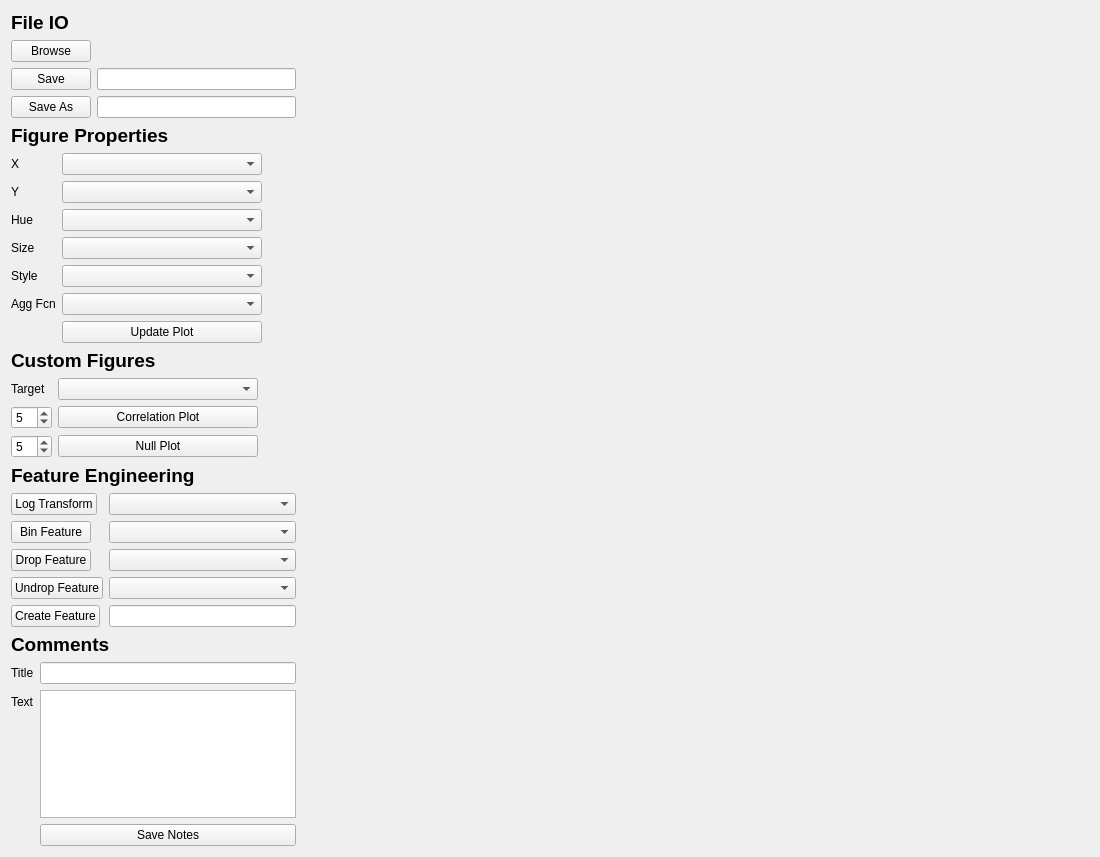
afisher000/Machine-Learning, file GUIs/data_analysis_gui.ui: the form before one commit.
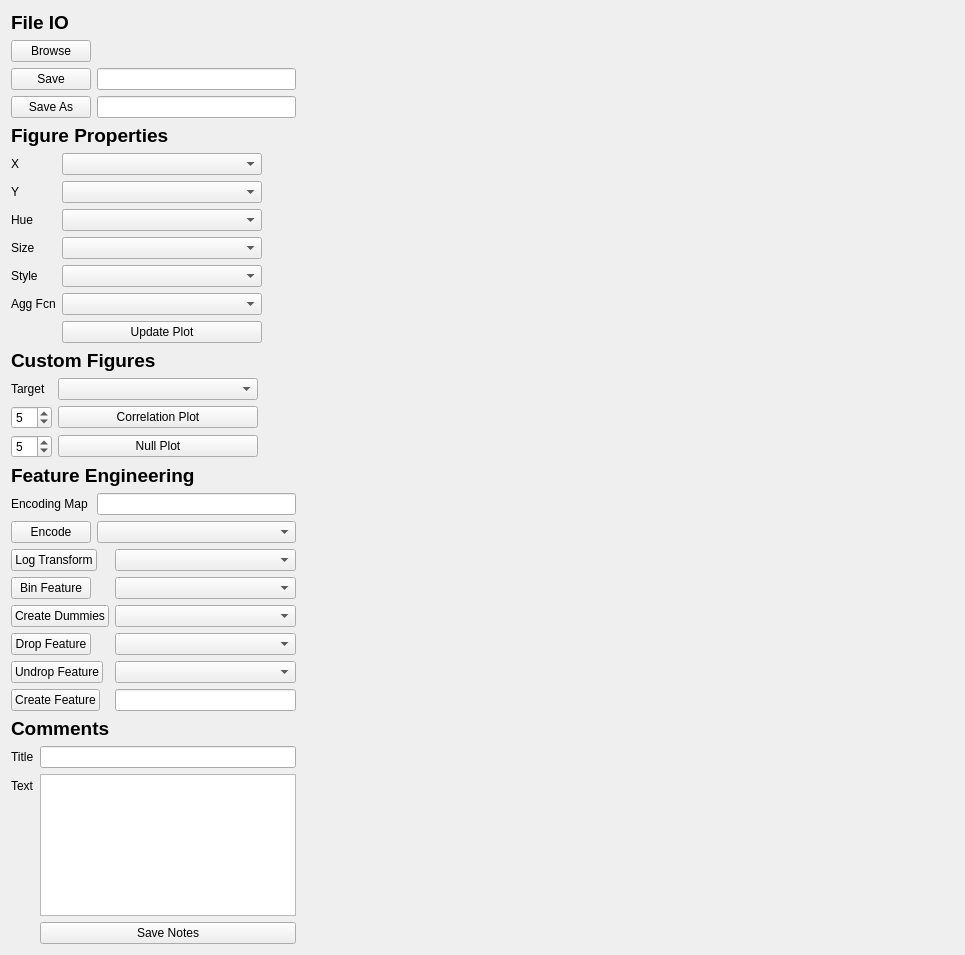
The form after the commit.

What changed in the file:
```diff
--- a/GUIs/data_analysis_gui.ui
+++ b/GUIs/data_analysis_gui.ui
@@ -6,8 +6,8 @@
    <rect>
     <x>0</x>
     <y>0</y>
-    <width>1100</width>
-    <height>857</height>
+    <width>965</width>
+    <height>955</height>
    </rect>
   </property>
   <property name="windowTitle">
@@ -15,7 +15,7 @@
   </property>
   <layout class="QHBoxLayout" name="horizontalLayout" stretch="0,1">
    <item>
-    <layout class="QVBoxLayout" name="verticalLayout_2" stretch="0,1,0,1,0,1,0,1,0,0">
+    <layout class="QVBoxLayout" name="verticalLayout_2" stretch="0,1,0,1,0,1,0,0,0,0,0">
      <item>
       <widget class="QLabel" name="label_4">
        <property name="font">
@@ -313,6 +313,34 @@
        </property>
       </widget>
      </item>
+     <item>
+      <layout class="QVBoxLayout" name="verticalLayout_3">
+       <item>
+        <layout class="QFormLayout" name="formLayout_3">
+         <item row="2" column="0">
+          <widget class="QPushButton" name="encode_button">
+           <property name="text">
+            <string>Encode</string>
+           </property>
+          </widget>
+         </item>
+         <item row="2" column="1">
+          <widget class="QComboBox" name="encode_combobox"/>
+         </item>
+         <item row="1" column="0">
+          <widget class="QLabel" name="label_9">
+           <property name="text">
+            <string>Encoding Map</string>
+           </property>
+          </widget>
+         </item>
+         <item row="1" column="1">
+          <widget class="QLineEdit" name="encode_lineedit"/>
+         </item>
+        </layout>
+       </item>
+      </layout>
+     </item>
      <item>
       <layout class="QFormLayout" name="feature_engr_layout">
        <item row="1" column="0">
@@ -350,13 +378,23 @@
         </widget>
        </item>
        <item row="3" column="0">
+        <widget class="QPushButton" name="dummies_button">
+         <property name="text">
+          <string>Create Dummies</string>
+         </property>
+        </widget>
+       </item>
+       <item row="3" column="1">
+        <widget class="QComboBox" name="dummies_combobox"/>
+       </item>
+       <item row="4" column="0">
         <widget class="QPushButton" name="drop_button">
          <property name="text">
           <string>Drop Feature</string>
          </property>
         </widget>
        </item>
-       <item row="3" column="1">
+       <item row="4" column="1">
         <widget class="QComboBox" name="drop_combobox">
          <property name="maximumSize">
           <size>
@@ -366,14 +404,14 @@
          </property>
         </widget>
        </item>
-       <item row="4" column="0">
+       <item row="5" column="0">
         <widget class="QPushButton" name="undrop_button">
          <property name="text">
           <string>Undrop Feature</string>
          </property>
         </widget>
        </item>
-       <item row="4" column="1">
+       <item row="5" column="1">
         <widget class="QComboBox" name="undrop_combobox">
          <property name="maximumSize">
           <size>
@@ -383,14 +421,14 @@
          </property>
         </widget>
        </item>
-       <item row="5" column="0">
+       <item row="6" column="0">
         <widget class="QPushButton" name="create_button">
          <property name="text">
           <string>Create Feature</string>
          </property>
         </widget>
        </item>
-       <item row="5" column="1">
+       <item row="6" column="1">
         <widget class="QLineEdit" name="create_lineedit"/>
        </item>
       </layout>
```
